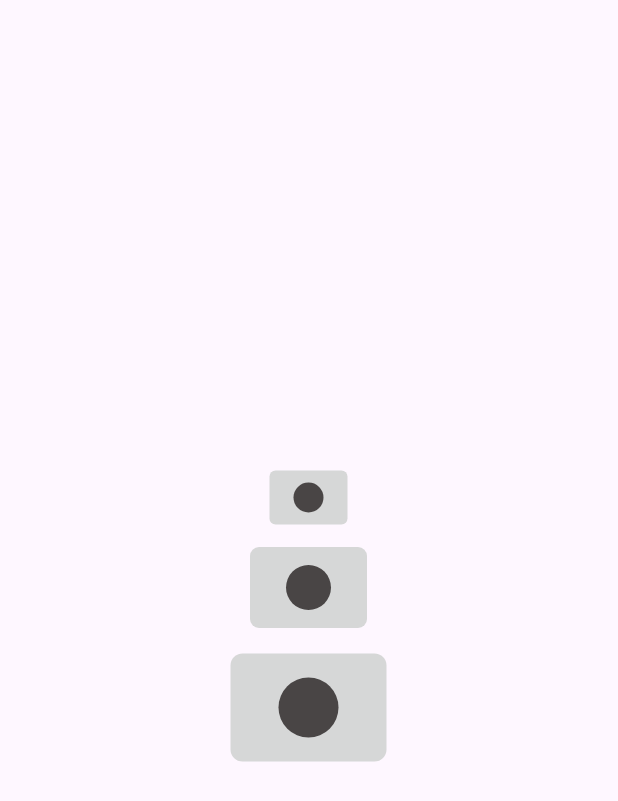
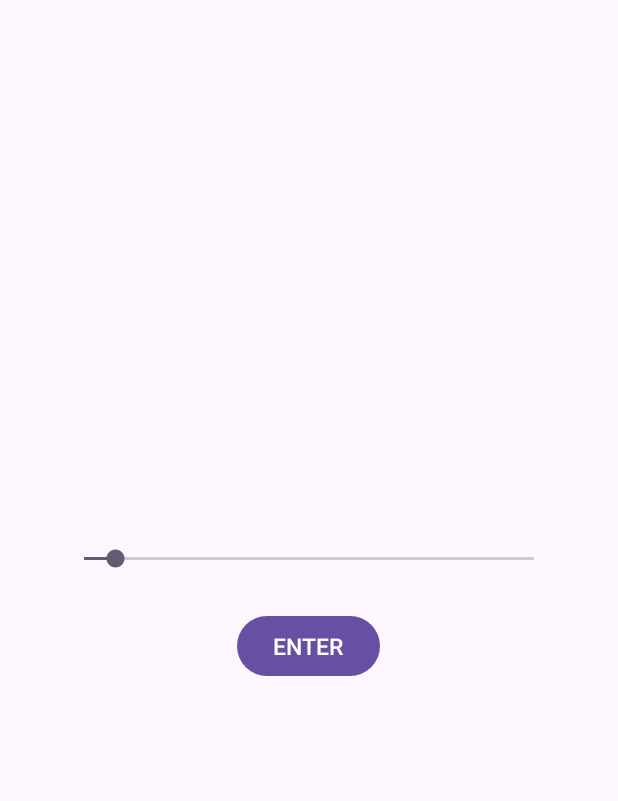
Before and after one commit to Jose-Alberto-Rodrigues-Neto/Drawing-App, an Android app: the layout dialog_brush_size.xml on its own in the app's theme, with its tools: preview values and no code run, on a phone screen of 412 x 824 dp. Shown: the top 801 px of the screen. Run offline under Robolectric (Android 15) with nearby library versions, the phone set to English and light mode, and no system bars.

Commit message:
trocando botão por seekbar

```diff
--- a/app/src/main/res/layout/activity_main.xml
+++ b/app/src/main/res/layout/activity_main.xml
@@ -35,8 +35,8 @@
             android:id="@+id/btn_brushSizePicker"
             android:layout_width="50dp"
             android:layout_height="50dp"
-            android:src="@drawable/ic_launcher_background"
-            android:contentDescription="brushsize"
+            android:src="@drawable/ic_launcher_foreground"
+            android:contentDescription="BtnButtonBrushSizePicker"
             />
     </LinearLayout>
 
--- a/app/src/main/res/layout/dialog_brush_size.xml
+++ b/app/src/main/res/layout/dialog_brush_size.xml
@@ -10,49 +10,25 @@
     android:gravity="center"
     android:padding="10dp"
         >
+        <SeekBar
+            android:id="@+id/sb_brush_size_picker"
+            android:layout_width="match_parent"
+            android:layout_height="wrap_content"
+            android:layout_margin="10dp"
+            android:min="0"
+            android:max="100"
+            android:progress="7"
+            />
 
-        <ImageButton
-            android:id="@+id/ib_small_brush"
+        <Button
+            android:id="@+id/enter"
             android:layout_width="wrap_content"
             android:layout_height="wrap_content"
-            android:src="@drawable/brush"
-            app:layout_constraintTop_toTopOf="parent"
-            app:layout_constraintStart_toStartOf="parent"
-            app:layout_constraintEnd_toEndOf="parent"
-            app:layout_constraintBottom_toBottomOf="@+id/medium_brush"
-            android:contentDescription="btnSizeSmall"
-            android:scaleY="2"
-            android:scaleX="2"
-            android:layout_margin="10dp"
-            />
-        <ImageButton
-            android:id="@+id/medium_brush"
-            android:layout_width="wrap_content"
-            android:layout_height="wrap_content"
-            android:src="@drawable/brush"
-            app:layout_constraintTop_toTopOf="@id/ib_small_brush"
-            app:layout_constraintStart_toStartOf="parent"
-            app:layout_constraintEnd_toEndOf="parent"
-            app:layout_constraintBottom_toBottomOf="@+id/extra_brush"
-            android:contentDescription="btnSizeMedium"
-            android:scaleY="3"
-            android:scaleX="3"
-            android:layout_margin="20dp"
-            />
-        <ImageButton
-            android:id="@+id/extra_brush"
-            android:layout_width="wrap_content"
-            android:layout_height="wrap_content"
-            android:src="@drawable/brush"
-            app:layout_constraintTop_toTopOf="@id/medium_brush"
-            app:layout_constraintStart_toStartOf="parent"
-            app:layout_constraintEnd_toEndOf="parent"
-            app:layout_constraintBottom_toBottomOf="parent"
-            android:contentDescription="btnSizeExtra"
-            android:scaleY="4"
-            android:scaleX="4"
-            android:layout_margin="30dp"
-            />
+            android:layout_margin="15dp"
+            android:contentDescription="btnConfirm"
+            android:text="ENTER"
+            android:textSize="15sp"/>
+
 
 
 
```
Also changed, not shown: app/src/main/java/com/example/drawingapp/MainActivity.kt (+29 -14 lines).
